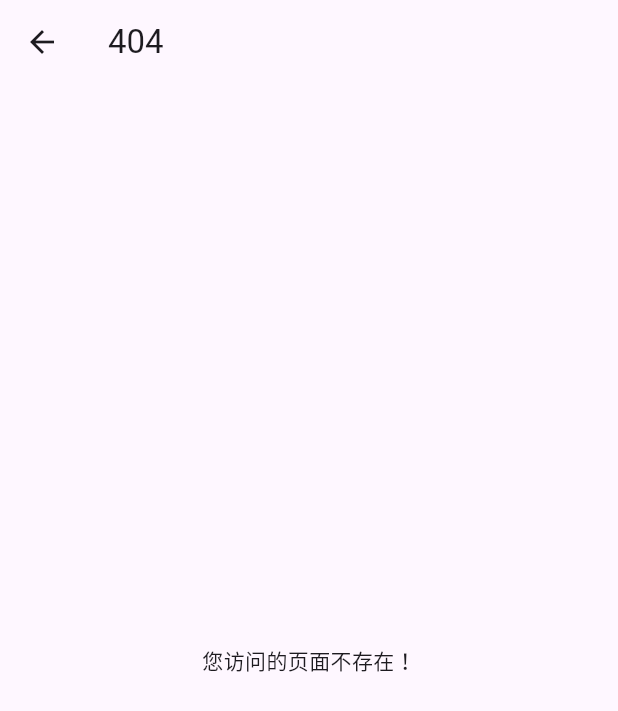
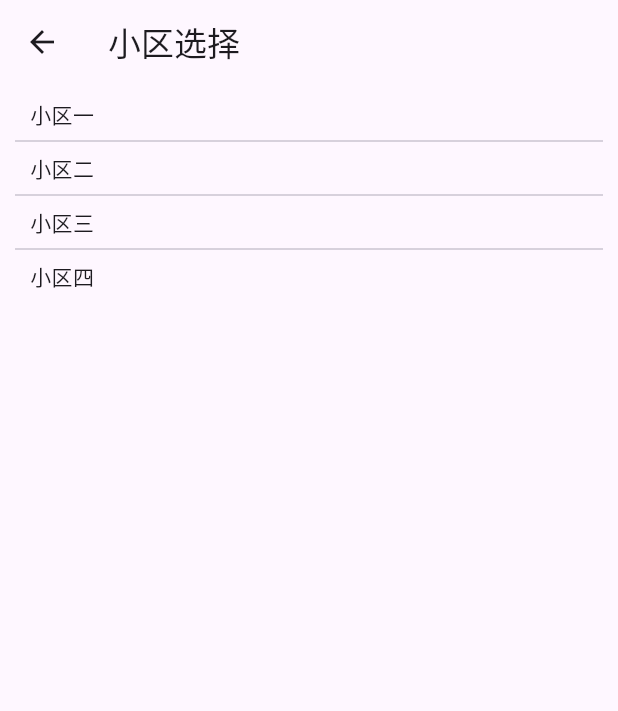
Before and after one commit to lwnull2018/flutter_demo, a Flutter app: the RoomAddPage screen opened by its route, after a tap on "请选择小区", on a phone screen of 412 x 824 dp. Shown: the top 711 px of the screen. Run offline on Flutter 3.47's test engine with Material 3 defaults, Android fonts, the phone set to English and light mode, and no system bars; our stand-ins replace cached_network_image, card_swiper, dio, fluro, fluttertoast, image_picker and 2 more; missing offline and left inert: city_pickers; accounts and stored records are empty; generated files the repository leaves out were written again; network calls fail.

Commit message:
1.新增小区选择器；

```diff
--- /dev/null
+++ b/hook_up_rent/lib/models/community.dart
@@ -0,0 +1,30 @@
+
+//小区对象
+import 'package:json_annotation/json_annotation.dart';
+
+part 'community.g.dart';
+
+@JsonSerializable()
+class Community {
+
+  @JsonKey(name: "community")
+  final String id;
+
+  @JsonKey(name: "communityName")
+  final String name;
+
+  Community(this.id, this.name);
+
+  factory Community.fromJson(Map<String, dynamic> json) => _$CommunityFromJson(json);
+
+  Map<String, dynamic> toJson() => _$CommunityToJson(this);
+
+}
+
+
+List<Community> list = [
+  Community('1', '小区一'),
+  Community('2', '小区二'),
+  Community('3', '小区三'),
+  Community('4', '小区四'),
+];
--- /dev/null
+++ b/hook_up_rent/lib/pages/community_picker.dart
@@ -0,0 +1,44 @@
+
+import 'package:flutter/material.dart';
+
+import '../models/community.dart';
+
+//小区选择器
+class CommunityPickerPage extends StatefulWidget {
+
+  const CommunityPickerPage({super.key});
+
+  @override
+  State<CommunityPickerPage> createState() => _CommunityPickerPageState();
+
+}
+
+class _CommunityPickerPageState extends State<CommunityPickerPage> {
+
+  @override
+  Widget build(BuildContext context) {
+    return Scaffold(
+      appBar: AppBar(title: const Text('小区选择'),),
+      body: SafeArea(
+        minimum: const EdgeInsets.all(10.0),
+        child: ListView.separated(
+          itemCount: list.length,
+          itemBuilder: (context, index){
+            return GestureDetector(
+              behavior: HitTestBehavior.translucent,
+              onTap: (){
+                Navigator.of(context).pop(list[index]);
+              },
+              child: Container(
+                padding: const EdgeInsets.only(left: 10.0),
+                child: Text(list[index].name),
+              ),
+            );
+          },
+          separatorBuilder: (_context, _) => const Divider(),
+        ),
+      ),
+    );
+  }
+
+}
--- a/hook_up_rent/lib/pages/room_add/index.dart
+++ b/hook_up_rent/lib/pages/room_add/index.dart
@@ -2,6 +2,7 @@ import 'dart:async';
 import 'dart:convert';
 
 import 'package:flutter/material.dart';
+import 'package:hook_up_rent/models/community.dart';
 import 'package:hook_up_rent/pages/home/tab_search/filter_bar/data.dart';
 import 'package:hook_up_rent/utils/dio_http.dart';
 import 'package:hook_up_rent/widgets/common_floating_button.dart';
@@ -22,6 +23,9 @@ class RoomAddPage extends StatefulWidget {
 }
 
 class _RoomAddPageState extends State<RoomAddPage> {
+
+  Community? community;
+
   List<GeneralType> floorList = [];
   List<GeneralType> orentiedList = [];
   List<GeneralType> roomTypeList = [];
@@ -83,18 +87,24 @@ class _RoomAddPageState extends State<RoomAddPage> {
               return Container(
                 child: GestureDetector(
                   onTap: () {
-                    Navigator.of(context).pushNamed('/search');
+                    // Navigator.of(context).pushNamed('/search');
+                    var result = Navigator.of(context).pushNamed('/communityPicker');
+                    result.then((value) {
+                      //拿到返回值
+                      if(value!=null) setState(() {
+                        community = value! as Community?;
+                      });
+                    });
                   },
                   behavior: HitTestBehavior.translucent, //设置点击空白区域也生效
                   child: Container(
                     height: 40.0,
-                    child: const Row(
+                    child: Row(
                       mainAxisAlignment: MainAxisAlignment.spaceBetween,
                       children: [
                         Text(
-                          '请选择小区',
-                          style:
-                              TextStyle(fontSize: 16.0, color: Colors.black87),
+                          community?.name?? '请选择小区',
+                          style: const TextStyle(fontSize: 16.0, color: Colors.black87),
                         ),
                         Icon(Icons.keyboard_arrow_right),
                       ],
@@ -104,8 +114,8 @@ class _RoomAddPageState extends State<RoomAddPage> {
               );
             },
           ),
-          CommonFormItem(label: '租金', hitText: '请输入租金', suffixText: '元/月'),
-          CommonFormItem(label: '大小', hitText: '请输入房屋大小', suffixText: '平方米'),
+          const CommonFormItem(label: '租金', hitText: '请输入租金', suffixText: '元/月'),
+          const CommonFormItem(label: '大小', hitText: '请输入房屋大小', suffixText: '平方米'),
           CommonSelectFormItem(
             label: '户型',
             value: roomType,
@@ -156,11 +166,11 @@ class _RoomAddPageState extends State<RoomAddPage> {
                   decorationType = index;
                 });
               }),
-          CommonTitle('房源头像'),
+          const CommonTitle('房源头像'),
           CommonImagePicker(onChange: (List<XFile> files) {
             files = files;
           }),
-          CommonTitle('房源标题'),
+          const CommonTitle('房源标题'),
           Container(
             padding: const EdgeInsets.symmetric(horizontal: 10.0),
             child: TextField(
@@ -171,11 +181,11 @@ class _RoomAddPageState extends State<RoomAddPage> {
               ),
             ),
           ),
-          CommonTitle('房源配置'),
+          const CommonTitle('房源配置'),
           RoomAppliance(onChange: (context) {}),
-          CommonTitle('房源描述'),
+          const CommonTitle('房源描述'),
           Container(
-            margin: EdgeInsets.only(bottom: 150.0),
+            margin: const EdgeInsets.only(bottom: 150.0),
             padding: const EdgeInsets.symmetric(horizontal: 10.0),
             child: TextField(
               maxLines: 10,
--- a/hook_up_rent/lib/routes/router_table.dart
+++ b/hook_up_rent/lib/routes/router_table.dart
@@ -4,6 +4,7 @@ import 'package:flutter/cupertino.dart';
 import 'package:hook_up_rent/room_detail/index.dart';
 
 import '../common/screen_arguments.dart';
+import '../pages/community_picker.dart';
 import '../pages/home/index.dart';
 import '../pages/login.dart';
 import '../pages/not_found.dart';
@@ -22,6 +23,7 @@ class RouterTable {
   static String settingPath = '/setting';
   static String roomManagePath = '/roomManage';
   static String roomAddPath = '/roomAdd';
+  static String communityPicker = '/communityPicker';
 
 
   static Map<String, WidgetBuilder> routeTables = {
@@ -46,6 +48,9 @@ class RouterTable {
 
     //房屋详情页 -- 传递参数
     roomDetailPath: (context, {params}) =>  RoomDetailPage(roomId: params),
+
+    //小区选择器页面
+    communityPicker: (context) => const CommunityPickerPage(),
 
   };
 
```
